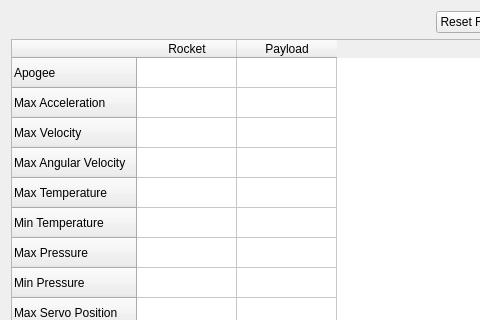
The window that Frontend/Widgets/MaxValueWidget/maxvaluewidget.ui (WPI-HPRC/groundstation-2025) describes before a commit, drawn with Qt 5; both pictures show x 0 to 480 and y 0 to 320 of the 626 by 483 pixel window.
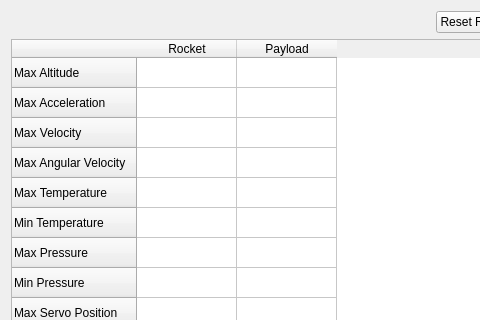
The same window after the commit.

Commit message: chaned widget wording

Diff of the .ui file:
```diff
--- a/Frontend/Widgets/MaxValueWidget/maxvaluewidget.ui
+++ b/Frontend/Widgets/MaxValueWidget/maxvaluewidget.ui
@@ -63,7 +63,7 @@
      </attribute>
      <row>
       <property name="text">
-       <string>Apogee</string>
+       <string>Max Altitude</string>
       </property>
      </row>
      <row>
```
